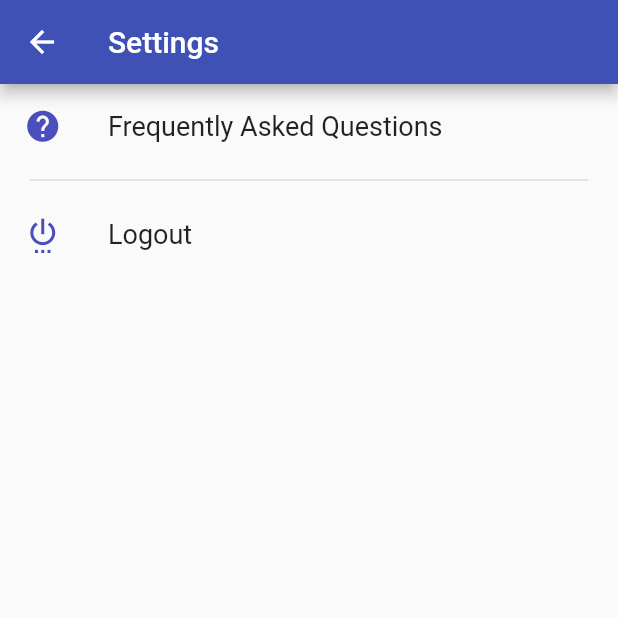
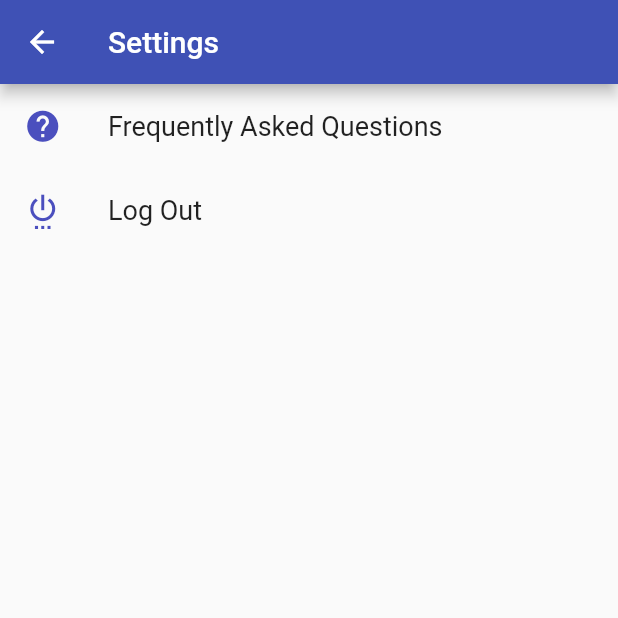
Before and after one commit to prasium/fresh-air, a Flutter app: the Settings screen opened by its route, on a phone screen of 412 x 824 dp, the top half of it. Run offline on Flutter 3.47's test engine with Material 2 defaults, Android fonts, the phone set to English and light mode, and no system bars; our stand-ins replace firebase_auth, firebase_core, google_sign_in, salomon_bottom_bar; accounts and stored records are empty.

Commit message:
Settings menu improved

```diff
--- a/lib/screens/home.dart
+++ b/lib/screens/home.dart
@@ -22,7 +22,7 @@ class _HomeState extends State<Home> {
           title: Text('Fresh Air'),
           actions: [
             IconButton(
-              onPressed: () {
+              onPressed: (){
                 Navigator.pushNamed(context, Settings.routeName);
               },
               icon: const Icon(Icons.settings),
--- a/lib/screens/settings.dart
+++ b/lib/screens/settings.dart
@@ -1,9 +1,17 @@
 import 'package:flutter/material.dart';
-
-import 'home.dart';
+import '../widgets/options.dart';
+import '../utils/authentication.dart';
 
 class Settings extends StatelessWidget {
-  static const routeName = '/settings';
+
+  static const String routeName = '/settings';
+
+
+  void say(){
+    print('hello');
+  }
+  const Settings({Key? key}) : super(key: key);
+
 
   @override
   Widget build(BuildContext context) {
@@ -11,61 +19,24 @@ class Settings extends StatelessWidget {
       appBar: AppBar(
         title: Text('Settings'),
       ),
-      body: SafeArea(
-        child: Column(
+      body: Column(
         children: [
           Expanded(
-              child: Container(
             child: ListView(
-                  children: <Widget>[
-                    Options(
-                      title: 'Frequently Asked Questions',
+              children: [
+                   Options(title: 'Frequently Asked Questions',
                        icon: Icons.help,
-                      onTap: () {},
+                       onTap: ()=>say,
                          ),
-                    Divider(
-                      indent: 20,
-                      endIndent: 20,
-                      thickness: 1,
-                    ),
-                    Options(
-                      title: 'Logout',
+                Options(title: 'Log Out',
                   icon: Icons.settings_power,
-                      onTap: () {},
+                  onTap: () => ()=> Authentication.signOut(context: context),
                 ),
               ],
             ),
-              ),
-            ),
+          )
         ],
-        ),
       ),
     );
   }
 }
-
-class Options extends StatelessWidget {
-  final String title;
-  final IconData icon;
-  final Function onTap;
-
-  const Options(
-      {Key? key, required this.title, required this.icon, required this.onTap})
-      : super(key: key);
-
-  @override
-  Widget build(BuildContext context) {
-    return ListTile(
-      onTap: onTap(),
-      leading: Icon(
-        icon,
-        size: 25,
-        color: Color(0xFF4B4FBE),
-      ),
-      title: Text(
-        title,
-        style: TextStyle(fontSize: 18),
-      ),
-    );
-  }
-}
--- a/lib/utils/authentication.dart
+++ b/lib/utils/authentication.dart
@@ -74,8 +74,8 @@ class Authentication {
 
   static Future<void> signOut({required BuildContext context}) async {
     final GoogleSignIn googleSignIn = GoogleSignIn();
-
     try {
+      print(googleSignIn.currentUser);
       await googleSignIn.signOut();
     } catch (e) {
       ScaffoldMessenger.of(context).showSnackBar(
--- /dev/null
+++ b/lib/widgets/options.dart
@@ -0,0 +1,25 @@
+import 'package:flutter/material.dart';
+
+class Options extends StatelessWidget {
+  final String title;
+  final IconData icon;
+  final Function onTap;
+
+  const Options({Key? key,  required this.title, required this.icon, required this.onTap}) : super(key: key);
+
+  @override
+  Widget build(BuildContext context) {
+    return ListTile(
+      onTap: onTap(),
+      leading: Icon(
+        icon,
+        size: 25,
+        color: Color(0xFF4B4FBE),
+      ),
+      title: Text(
+        title,
+        style: TextStyle(fontSize: 18),
+      ),
+    );
+  }
+}
```
Lines whose indentation alone changed are shown as unchanged.
